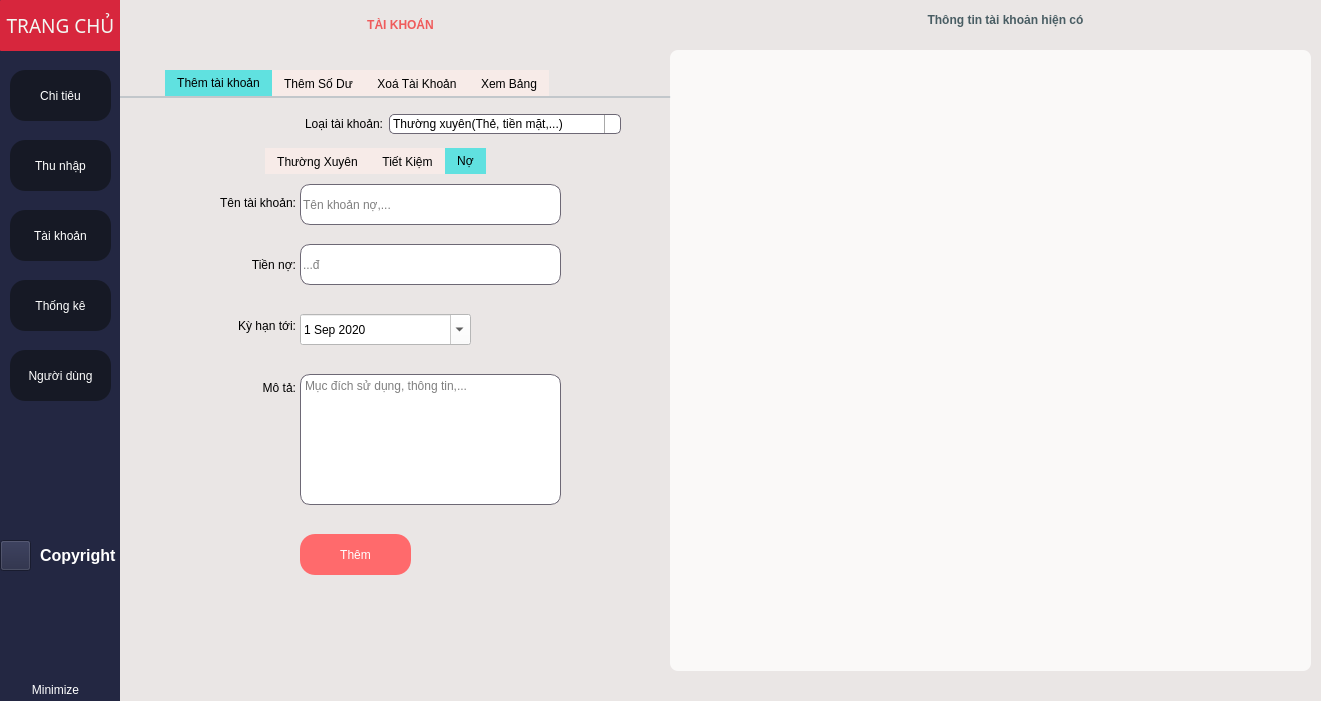
Old version of the form QuanLyChiTieu/expensetracker.ui in the repository derektruong/ExpenseManagement.
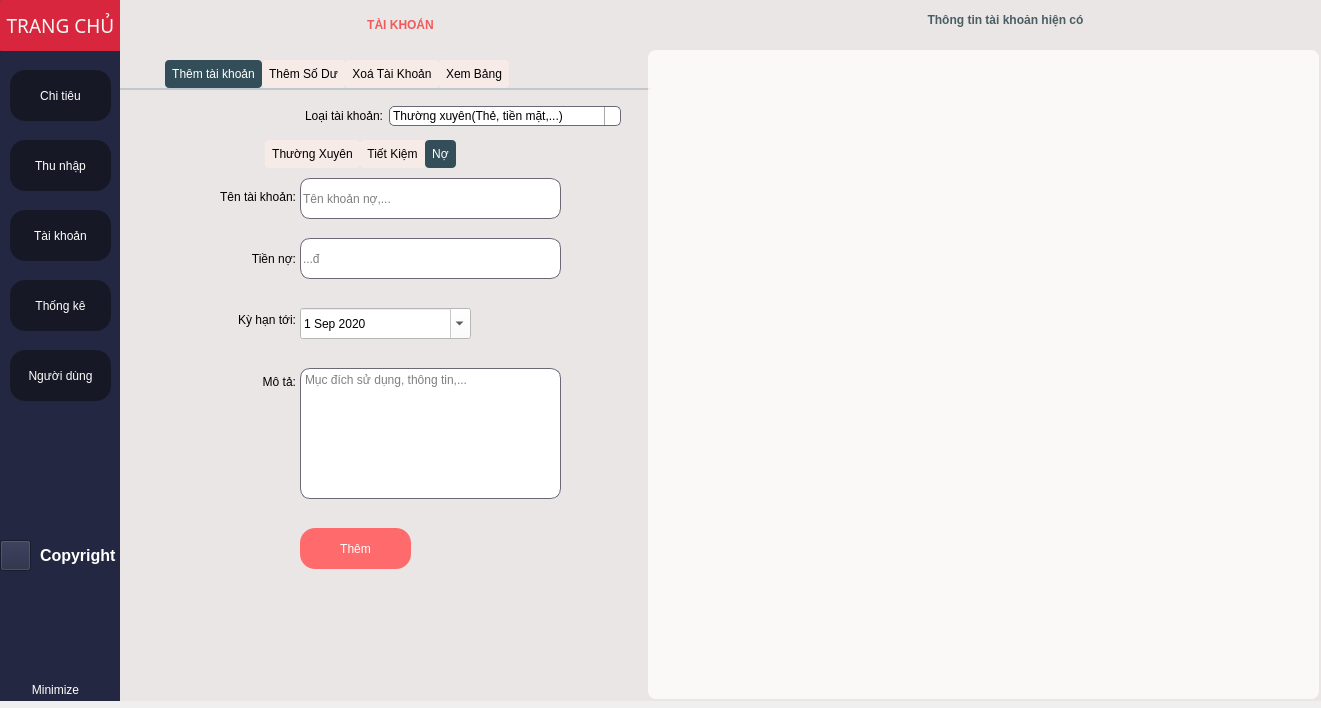
New version of the form. The open tabs and pages were chosen to show the change. Icons and pictures are not drawn.

What changed in the file:
```diff
--- a/QuanLyChiTieu/expensetracker.ui
+++ b/QuanLyChiTieu/expensetracker.ui
@@ -7,7 +7,7 @@
     <x>0</x>
     <y>0</y>
     <width>1321</width>
-    <height>701</height>
+    <height>708</height>
    </rect>
   </property>
   <property name="windowTitle">
@@ -83,11 +83,14 @@
 /* Style the tab using the tab sub-control. Note that
     it reads QTabBar _not_ QTabWidget */
 QTabBar::tab {
+	border-radius: 4px;
     background: #f7ebe8;
+	padding: 7px;
 }
 
 QTabBar::tab:selected, QTabBar::tab:hover {
-    background: #60e1e0;
+    background: #334e58;
+	color: white;
 }
 
 QTabBar#tab_6,#tab_7,tab_8::tab {
@@ -1749,10 +1752,10 @@
     <widget class="QTableView" name="tableView_page4">
      <property name="geometry">
       <rect>
-       <x>550</x>
+       <x>528</x>
        <y>50</y>
-       <width>641</width>
-       <height>621</height>
+       <width>671</width>
+       <height>649</height>
       </rect>
      </property>
      <property name="styleSheet">
@@ -1808,9 +1811,9 @@
      <property name="geometry">
       <rect>
        <x>0</x>
-       <y>70</y>
-       <width>551</width>
-       <height>571</height>
+       <y>60</y>
+       <width>531</width>
+       <height>581</height>
       </rect>
      </property>
      <property name="styleSheet">
@@ -1829,8 +1832,8 @@
         <rect>
          <x>10</x>
          <y>50</y>
-         <width>531</width>
-         <height>491</height>
+         <width>521</width>
+         <height>481</height>
         </rect>
        </property>
        <property name="styleSheet">
```
Left out of the diff: 20 changed lines with no effect on the pictures.
